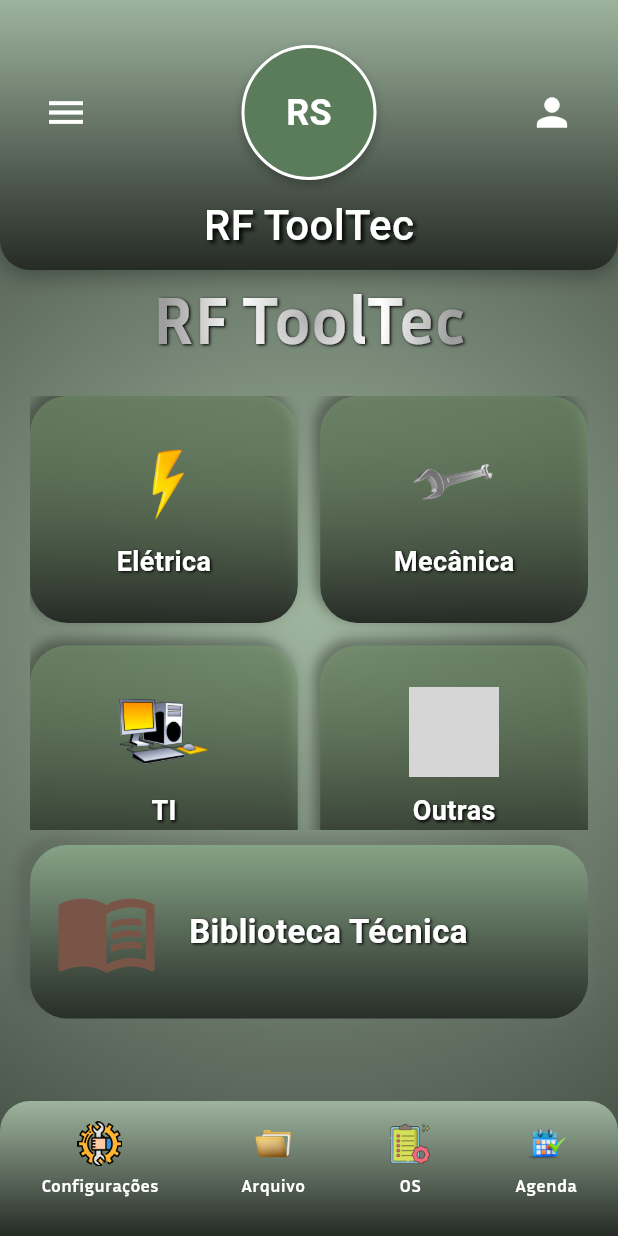
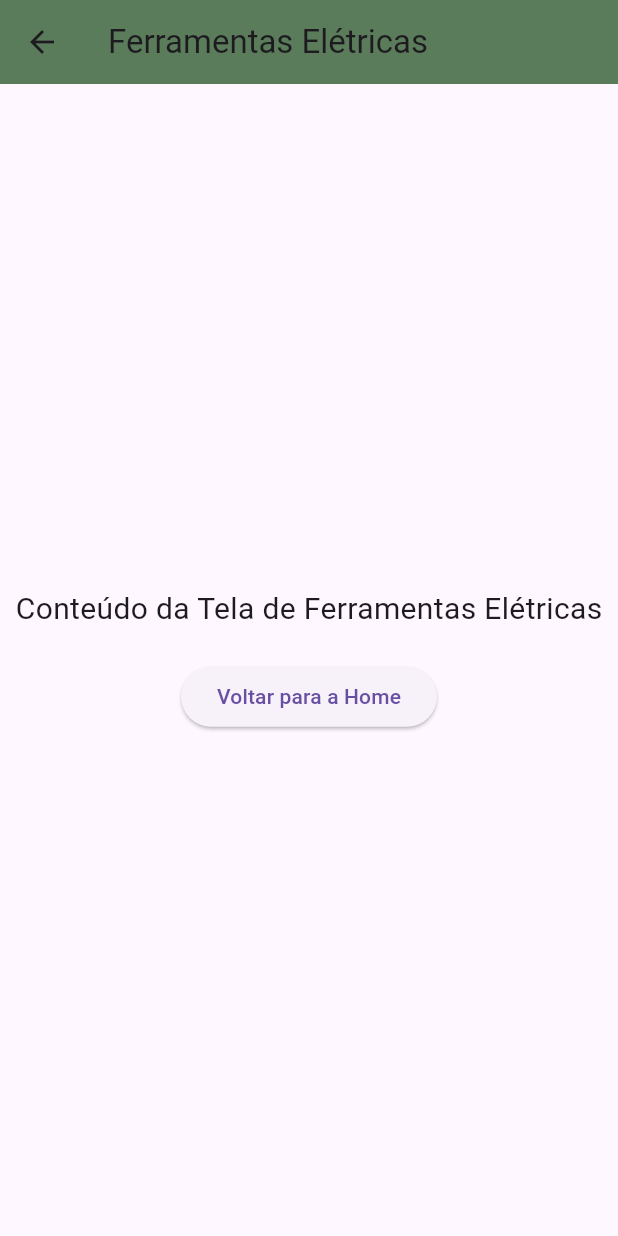
Before and after one commit to RickfSilva2020/RickSilvaDev_Flutter_MyTools1.0, a Flutter app: the screen it shows after launch, after a tap on "Elétrica", on a phone screen of 412 x 824 dp. Run offline on Flutter 3.47's test engine with Material 3 defaults, Android fonts, the phone set to English and light mode, and no system bars; grey boxes are pictures that could not be loaded.

Commit message:
Eletrica
Iniciei a tela Elétrica

```diff
--- /dev/null
+++ b/lib/eletrica_page.dart
@@ -0,0 +1,34 @@
+import 'package:flutter/material.dart';
+
+class EletricaPage extends StatelessWidget {
+  const EletricaPage({super.key});
+
+  @override
+  Widget build(BuildContext context) {
+    return Scaffold(
+      appBar: AppBar(
+        title: const Text('Ferramentas Elétricas'),
+        backgroundColor: const Color(0xFF5A7C5A),
+      ),
+      body: Center(
+        child: Column(
+          mainAxisAlignment: MainAxisAlignment.center,
+          children: [
+            const Text(
+              'Conteúdo da Tela de Ferramentas Elétricas',
+              style: TextStyle(fontSize: 20),
+            ),
+            const SizedBox(height: 20),
+            ElevatedButton(
+              onPressed: () {
+                // Navega de volta para a tela anterior
+                Navigator.pop(context);
+              },
+              child: const Text('Voltar para a Home'),
+            ),
+          ],
+        ),
+      ),
+    );
+  }
+}
--- a/lib/home_page.dart
+++ b/lib/home_page.dart
@@ -1,4 +1,5 @@
 import 'package:flutter/material.dart';
+import 'package:my_tools/eletrica_page.dart';
 
 class HomePage extends StatelessWidget {
   const HomePage({super.key});
@@ -7,7 +8,7 @@ class HomePage extends StatelessWidget {
     center: Alignment.center,
     radius: 1.4,
     colors: [
-      Color.fromARGB(255, 158, 180, 158),// Cor de fundo co corpo
+      Color.fromARGB(255, 158, 180, 158), // Cor de fundo co corpo
       Color.fromARGB(255, 38, 43, 38),
     ],
     stops: [0.0, 1.0],
@@ -16,7 +17,7 @@ class HomePage extends StatelessWidget {
     begin: Alignment.topCenter,
     end: Alignment.bottomCenter,
     colors: [
-      Color.fromARGB(255, 158, 180, 158),// Cor de fundo da barra inferior
+      Color.fromARGB(255, 158, 180, 158), // Cor de fundo da barra inferior
       Color.fromARGB(255, 38, 43, 38),
     ],
   );
@@ -26,7 +27,7 @@ class HomePage extends StatelessWidget {
     radius: 1.5, // Ajuste o raio para controlar a dispersão do gradiente
     colors: [
       Color.fromARGB(255, 177, 175, 175), // Cinza mais claro
-      Colors.white,           // Branco para o brilho
+      Colors.white, // Branco para o brilho
       Colors.grey, // Cinza um pouco mais escuro
     ],
     stops: [0.0, 0.5, 1.0],
@@ -36,9 +37,7 @@ class HomePage extends StatelessWidget {
   Widget build(BuildContext context) {
     return Scaffold(
       body: Container(
-      decoration: BoxDecoration(
-        gradient: greenGradient,
-      ),
+        decoration: BoxDecoration(gradient: greenGradient),
         child: SafeArea(
           child: Column(
             children: [
@@ -55,7 +54,8 @@ Widget build(BuildContext context) {
                     'RF ToolTec',
                     textAlign: TextAlign.center,
                     style: TextStyle(
-                    fontFamily: 'Inria Sans', // Use o nome da família de fontes aqui
+                      fontFamily:
+                          'Inria Sans', // Use o nome da família de fontes aqui
                       color: Colors.white, // A cor base precisa ser sólida
                       fontSize: 45,
                       fontWeight: FontWeight.bold,
@@ -70,9 +70,11 @@ Widget build(BuildContext context) {
                   ),
                 ),
               ),
-            Expanded(child: _buildBody()),
-            const SizedBox(height:35), // Espaço entre o Barra Inferior e o Botão Bibioteca Técnica
-            _buildBottomNavigationBar(),// A barra agora é um widget da Column
+              Expanded(child: _buildBody(context)),
+              const SizedBox(
+                height: 35,
+              ), // Espaço entre o Barra Inferior e o Botão Bibioteca Técnica
+              _buildBottomNavigationBar(), // A barra agora é um widget da Column
               // Espaço entre o conteúdo e a barra de navegação
             ],
           ),
@@ -81,7 +83,6 @@ Widget build(BuildContext context) {
     );
   }
   // ...
-
 
   // Widget para a AppBar personalizada
   PreferredSizeWidget _buildAppBar() {
@@ -115,24 +116,34 @@ Widget build(BuildContext context) {
                   onPressed: () {},
                 ),
                 Container(
-                width: 90,
+                  width: 135,
                   height: 90,
                   decoration: BoxDecoration(
-                  color: const Color(0xFF5A7C5A),
-                  borderRadius: BorderRadius.circular(45),
-                  border: Border.all(color: Colors.white, width: 2),
+                    borderRadius: BorderRadius.circular(30),
                     boxShadow: const [
                       BoxShadow(
-                      color: Colors.black26,
-                      blurRadius: 5,
-                      offset: Offset(0, 3),
+                        color: Colors.black26, // Cor da sombra
+                        blurRadius: 20, // Aumenta o desfoque
+                        offset: Offset(0, 10), // Aumenta o deslocamento
                       ),
                     ],
                   ),
-                child: const Center(
-                  child: Text(
-                    'RS',
-                    style: TextStyle(color: Colors.white, fontSize: 24, fontWeight: FontWeight.bold),
+                  child: ClipRRect(
+                    borderRadius: BorderRadius.circular(15),
+                    child: Container(
+                      decoration: BoxDecoration(
+                        border: Border.all(
+                          color: Colors.white.withOpacity(0.1),
+                          width: 1,
+                        ),
+                      ),
+                      child: Opacity(
+                        opacity: 0.4,
+                        child: Image.asset(
+                          'assets/images/LOGONRS.png',
+                          fit: BoxFit.cover,
+                        ),
+                      ),
                     ),
                   ),
                 ),
@@ -144,7 +155,7 @@ Widget build(BuildContext context) {
             ),
             const SizedBox(height: 10),
             const Text(
-            'RF ToolTec',
+              '',
               style: TextStyle(
                 color: Colors.white,
                 fontSize: 28,
@@ -166,9 +177,9 @@ Widget build(BuildContext context) {
   }
 
   // Widget para o corpo principal da tela
-  Widget _buildBody() {
+  Widget _buildBody(BuildContext context) {
     return Padding(
-      padding: const EdgeInsets.all(20.0), // Espaçamento entre o topo e o corpo
+      padding: const EdgeInsets.all(30.0), // Padding lateral
       child: Column(
         children: [
           Expanded(
@@ -176,16 +187,17 @@ Widget build(BuildContext context) {
             child: GridView.count(
               crossAxisCount: 2, // 2 colunas
               mainAxisSpacing: 15,
-              crossAxisSpacing: 15,
+              crossAxisSpacing: 25,
               childAspectRatio: 1.18, // Altura dos Botões de categoria
               children: [
+                _buildButtonCard(context, 'assets/images/Raio.png', 'Elétrica'),
                 _buildButtonCard(
-                  'assets/images/Raio.png',
-                  'Elétrica'
+                  context,
+                  'assets/images/Chave.png',
+                  'Mecânica',
                 ),
-                _buildButtonCard('assets/images/Chave.png', 'Mecânica'),
-                _buildButtonCard('assets/images/computador.png', 'TI'),
-                _buildButtonCard('assets/images/Outros.png', 'Outras'),
+                _buildButtonCard(context, 'assets/images/computador.png', 'TI'),
+                _buildButtonCard(context, 'assets/images/Outros.png', 'Outras'),
               ],
             ),
           ),
@@ -197,7 +209,11 @@ Widget build(BuildContext context) {
   }
 
   // Widget para cada botão de categoria com gradiente
-  Widget _buildButtonCard(String imagePath, String title) {
+  Widget _buildButtonCard(
+    BuildContext context,
+    String imagePath,
+    String title,
+  ) {
     return Container(
       decoration: BoxDecoration(
         gradient: const LinearGradient(
@@ -229,7 +245,16 @@ Widget build(BuildContext context) {
             .transparent, // Torna o material transparente para mostrar o gradiente
         borderRadius: BorderRadius.circular(15),
         child: InkWell(
-          onTap: () {},
+          onTap: () {
+            // Lógica de navegação
+            if (title == 'Elétrica') {
+              Navigator.push(
+                context,
+                MaterialPageRoute(builder: (context) => const EletricaPage()),
+              );
+            }
+            // Outras lógicas de navegação para os outros botões
+          },
           borderRadius: BorderRadius.circular(15),
           splashColor: Colors.white24,
           highlightColor: Colors.white12,
@@ -327,7 +352,6 @@ Widget build(BuildContext context) {
     );
   }
 
-
   // Widget para a barra de navegação inferior
   // Substitua o código completo da função _buildBottomNavigationBar
   // Widget para a barra de navegação inferior
@@ -354,9 +378,12 @@ Widget _buildBottomNavigationBar() {
           child: Row(
             mainAxisAlignment: MainAxisAlignment.spaceAround,
             children: [
-            _buildBottomNavItem('assets/images/configuracoes.png', 'Configurações'),
+              _buildBottomNavItem(
+                'assets/images/configuracoes.png',
+                'Configurações',
+              ),
               _buildBottomNavItem('assets/images/arquivos.png', 'Arquivo'),
-            _buildBottomNavItem('assets/images/OS.png','OS'),
+              _buildBottomNavItem('assets/images/OS.png', 'OS'),
               _buildBottomNavItem('assets/images/agenda.png', 'Agenda'),
             ],
           ),
@@ -373,7 +400,8 @@ Widget _buildBottomNavItem(String imagePath, String label) {
         onTap: () {},
         splashColor: Colors.white24, // Efeito de onda branco e sutil
         highlightColor: Colors.white12, // Cor de destaque ao segurar o botão
-      child: Padding( // Adicionei um Padding para um toque mais confortável
+        child: Padding(
+          // Adicionei um Padding para um toque mais confortável
           padding: const EdgeInsets.symmetric(horizontal: 8.0, vertical: 4.0),
           child: Column(
             mainAxisSize: MainAxisSize.min,
```
Also changed, not shown: lib/teste.dart (deleted), 1 other file. Lines whose indentation alone changed are shown as unchanged.
